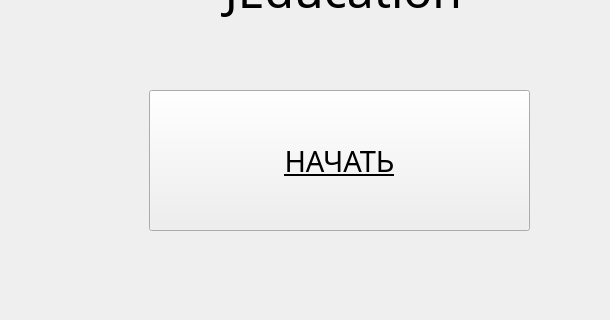
Old version of the form Client/jeducation-v0.1/mainwindow.ui in the repository Avedik/Desktop-application-IEducation; both pictures show x 0 to 610 and y 110 to 430 of the 800 by 600 pixel window.
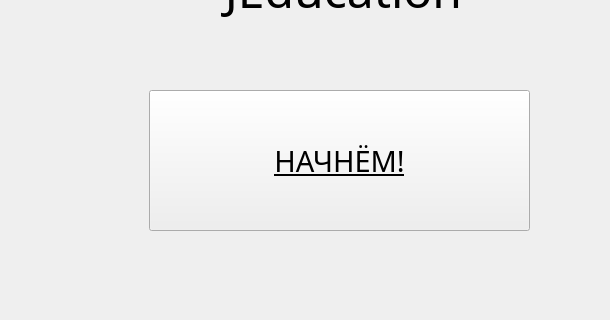
New version of the form.

The edit to the form file:
```diff
--- a/Client/jeducation-v0.1/mainwindow.ui
+++ b/Client/jeducation-v0.1/mainwindow.ui
@@ -77,7 +77,7 @@
         </font>
        </property>
        <property name="text">
-        <string>НАЧАТЬ</string>
+        <string>НАЧНЁМ!</string>
        </property>
       </widget>
      </item>
```
Left out of the diff: 2 changed lines with no effect on the pictures.
